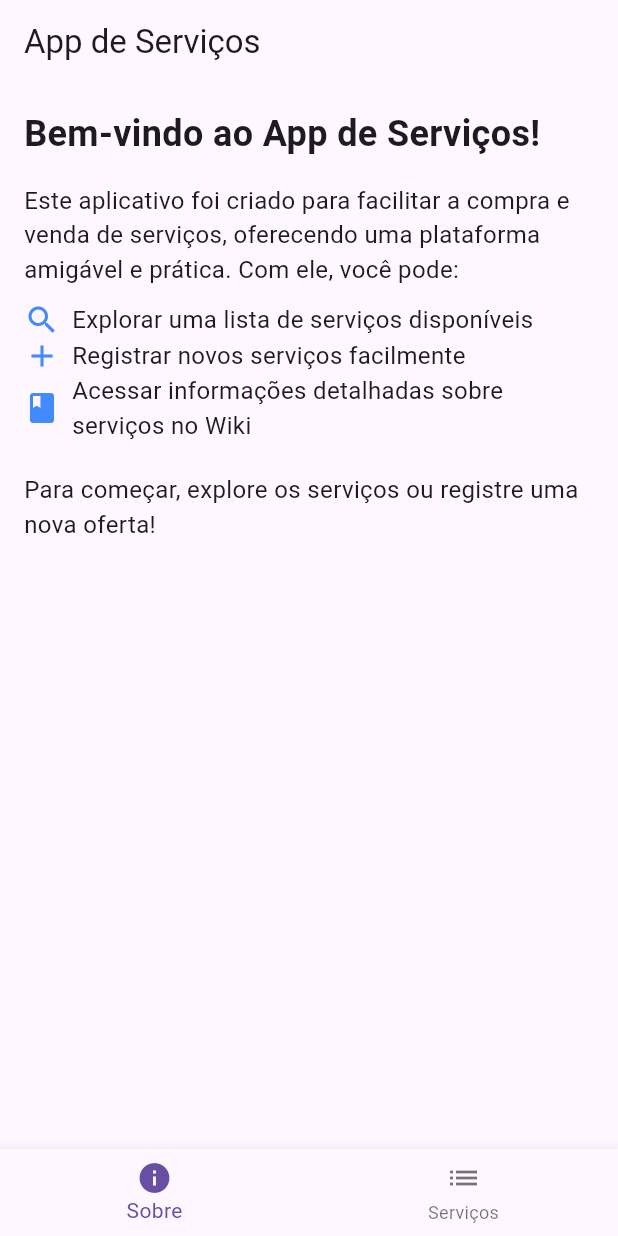
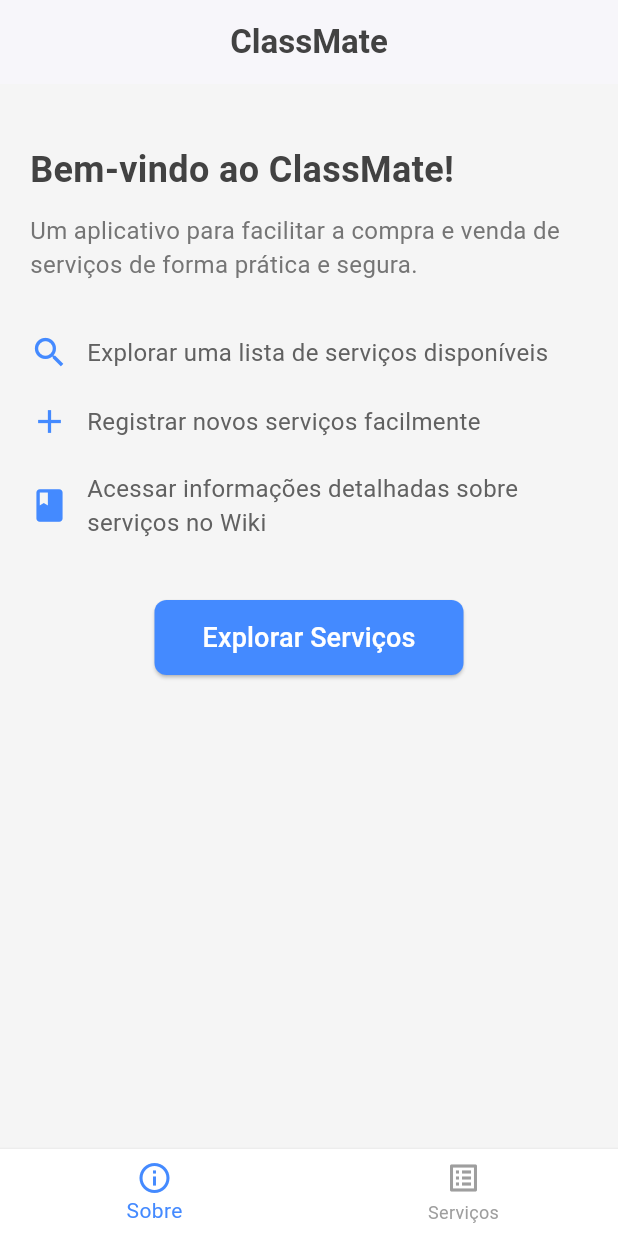
Before and after one commit to GabrielMalava/Atividade_Flutter, a Flutter app: the screen it shows after launch, on a phone screen of 412 x 824 dp. Run offline on Flutter 3.47's test engine with Material 3 defaults, Android fonts, the phone set to English and light mode, and no system bars.

Commit message:
correção

```diff
--- a/lib/models/service_model.dart
+++ b/lib/models/service_model.dart
@@ -1,24 +1,39 @@
 class ServiceModel {
-  final String id;
+  final String? id;
   final String name;
   final String description;
   final DateTime availabilityDate;
 
   ServiceModel({
-    required this.id,
+    this.id, // Agora o ID é opcional
     required this.name,
     required this.description,
     required this.availabilityDate,
   });
 
+  // Construtor para criar um objeto a partir de um JSON
   factory ServiceModel.fromJson(Map<String, dynamic> json) {
     return ServiceModel(
-      id: json['_id'] ?? 'ID indisponível', // Valor padrão para id
-      name: json['name'] ?? 'Nome indisponível', // Valor padrão para name
-      description: json['description'] ?? 'Descrição indisponível', // Valor padrão para description
-      availabilityDate: json['availabilityDate'] != null
-          ? DateTime.parse(json['availabilityDate'])
-          : DateTime.now(), // Valor padrão para availabilityDate
+      id: json['id']?.toString(), // Converte o ID para String, caso esteja presente
+      name: json['name'],
+      description: json['description'],
+      availabilityDate: DateTime.parse(json['availabilityDate']),
     );
   }
+
+  // Método para converter o objeto em JSON
+  Map<String, dynamic> toJson() {
+    // Cria o mapa e adiciona campos opcionais apenas se não forem nulos
+    final Map<String, dynamic> data = {
+      'name': name,
+      'description': description,
+      'availabilityDate': availabilityDate.toIso8601String(),
+    };
+
+    // Adiciona o campo 'id' somente se não for nulo
+    if (id != null) {
+      data['id'] = id;
+    }
+    return data;
+  }
 }
--- a/lib/screens/home_screen.dart
+++ b/lib/screens/home_screen.dart
@@ -1,7 +1,5 @@
 import 'package:flutter/material.dart';
-import '../models/class_model.dart';
 import '../services/api_service.dart';
-import 'class_detail_screen.dart';
 import 'wiki_screen.dart';
 import 'register_service_screen.dart';
 
@@ -40,26 +38,40 @@ class _HomeScreenState extends State<HomeScreen> {
   @override
   Widget build(BuildContext context) {
     return Scaffold(
-      appBar: AppBar(title: Text('App de Serviços')),
+      appBar: AppBar(
+        title: Text(
+          'ClassMate',
+          style: TextStyle(fontWeight: FontWeight.bold, fontSize: 22, color: Colors.grey[800]),
+        ),
+        centerTitle: true,
+        backgroundColor: Colors.white,
+        elevation: 1,
+        iconTheme: IconThemeData(color: Colors.grey[800]),
+      ),
       body: _screens[_selectedIndex],
       bottomNavigationBar: BottomNavigationBar(
         items: const <BottomNavigationBarItem>[
           BottomNavigationBarItem(
-            icon: Icon(Icons.info),
+            icon: Icon(Icons.info_outline),
             label: 'Sobre',
           ),
           BottomNavigationBarItem(
-            icon: Icon(Icons.list),
+            icon: Icon(Icons.list_alt),
             label: 'Serviços',
           ),
         ],
         currentIndex: _selectedIndex,
+        selectedItemColor: Colors.blueAccent,
+        unselectedItemColor: Colors.grey,
         onTap: _onItemTapped,
+        backgroundColor: Colors.white,
+        elevation: 2,
       ),
       floatingActionButton: _selectedIndex == 1
           ? FloatingActionButton(
               onPressed: () => _navigateToRegisterService(context),
-              child: Icon(Icons.add),
+              backgroundColor: Colors.blueAccent,
+              child: Icon(Icons.add, color: Colors.white),
               tooltip: 'Registrar Serviço',
             )
           : null,
@@ -70,46 +82,76 @@ class _HomeScreenState extends State<HomeScreen> {
 class HomeContent extends StatelessWidget {
   @override
   Widget build(BuildContext context) {
-    return Padding(
-      padding: EdgeInsets.all(16.0),
+    return Container(
+      color: Colors.grey[100],
+      child: Padding(
+        padding: EdgeInsets.all(20.0),
         child: Column(
           crossAxisAlignment: CrossAxisAlignment.start,
           children: [
+            SizedBox(height: 20),
             Text(
-            'Bem-vindo ao App de Serviços!',
-            style: TextStyle(fontSize: 24, fontWeight: FontWeight.bold),
+              'Bem-vindo ao ClassMate!',
+              style: TextStyle(
+                fontSize: 24,
+                fontWeight: FontWeight.w600,
+                color: Colors.grey[800],
               ),
-          SizedBox(height: 16),
+            ),
+            SizedBox(height: 12),
             Text(
-            'Este aplicativo foi criado para facilitar a compra e venda de serviços, oferecendo uma plataforma amigável e prática. Com ele, você pode:',
-            style: TextStyle(fontSize: 16),
+              'Um aplicativo para facilitar a compra e venda de serviços de forma prática e segura.',
+              style: TextStyle(fontSize: 16, color: Colors.grey[600]),
             ),
-          SizedBox(height: 10),
+            SizedBox(height: 24),
             _buildFeatureItem(Icons.search, 'Explorar uma lista de serviços disponíveis'),
             _buildFeatureItem(Icons.add, 'Registrar novos serviços facilmente'),
             _buildFeatureItem(Icons.book, 'Acessar informações detalhadas sobre serviços no Wiki'),
-          SizedBox(height: 20),
-          Text(
-            'Para começar, explore os serviços ou registre uma nova oferta!',
-            style: TextStyle(fontSize: 16),
+            SizedBox(height: 30),
+            Center(
+              child: ElevatedButton(
+                onPressed: () {
+                  Navigator.push(
+                    context,
+                    MaterialPageRoute(builder: (context) => WikiScreen()),
+                  );
+                },
+                style: ElevatedButton.styleFrom(
+                  backgroundColor: Colors.blueAccent,
+                  foregroundColor: Colors.white,
+                  padding: EdgeInsets.symmetric(horizontal: 32, vertical: 12),
+                  shape: RoundedRectangleBorder(
+                    borderRadius: BorderRadius.circular(8),
+                  ),
+                  elevation: 1,
+                ),
+                child: Text(
+                  'Explorar Serviços',
+                  style: TextStyle(fontSize: 18, fontWeight: FontWeight.w500),
+                ),
+              ),
+            ),
+          ],
+        ),
+      ),
+    );
+  }
+
+  Widget _buildFeatureItem(IconData icon, String text) {
+    return Padding(
+      padding: const EdgeInsets.symmetric(vertical: 10.0),
+      child: Row(
+        children: [
+          Icon(icon, color: Colors.blueAccent, size: 26),
+          SizedBox(width: 12),
+          Expanded(
+            child: Text(
+              text,
+              style: TextStyle(fontSize: 16, color: Colors.grey[700]),
+            ),
           ),
         ],
       ),
     );
   }
-
-  Widget _buildFeatureItem(IconData icon, String text) {
-    return Row(
-      children: [
-        Icon(icon, color: Colors.blueAccent),
-        SizedBox(width: 8),
-        Expanded(
-          child: Text(
-            text,
-            style: TextStyle(fontSize: 16),
-          ),
-        ),
-      ],
-    );
 }
-}
--- a/lib/services/api_service.dart
+++ b/lib/services/api_service.dart
@@ -1,26 +1,43 @@
+import 'dart:convert';
+import 'package:http/http.dart' as http;
 import '../models/service_model.dart';
 
 class ApiService {
-  final List<ServiceModel> _services = [
-    ServiceModel(
-      id: '1',
-      name: 'Aulas de Programação',
-      description: 'Aulas sobre Flutter e Dart para iniciantes',
-      availabilityDate: DateTime.parse('2023-12-31T00:00:00Z'),
-    ),
-    ServiceModel(
-      id: '2',
-      name: 'Aulas de Inglês',
-      description: 'Curso intensivo de inglês focado em conversação',
-      availabilityDate: DateTime.parse('2023-11-30T00:00:00Z'),
-    ),
-  ];
+  final String baseUrl = 'http://localhost:3000'; // URL base do JSON Server
 
+  // Método para buscar a lista de serviços
   Future<List<ServiceModel>> fetchServices() async {
-    return Future.value(_services);
+    final response = await http.get(Uri.parse('$baseUrl/services'));
+
+    if (response.statusCode == 200) {
+      List<dynamic> data = jsonDecode(response.body);
+      return data.map((json) => ServiceModel.fromJson(json)).toList();
+    } else {
+      throw Exception('Erro ao carregar serviços');
+    }
   }
 
-  void addService(ServiceModel service) {
-    _services.add(service);
+  // Método para adicionar um novo serviço
+  Future<ServiceModel> addService(ServiceModel service) async {
+  try {
+    final response = await http.post(
+      Uri.parse('$baseUrl/services'),
+      headers: {'Content-Type': 'application/json'},
+      body: jsonEncode(service.toJson()),
+    );
+
+    print('Status Code: ${response.statusCode}');
+    print('Response Body: ${response.body}');
+
+    if (response.statusCode == 201) {
+      return ServiceModel.fromJson(jsonDecode(response.body));
+    } else {
+      throw Exception('Erro ao adicionar serviço: ${response.body}');
+    }
+  } catch (e) {
+    print('Erro de conexão: $e');
+    throw Exception('Erro ao adicionar serviço');
   }
 }
+
+}
--- a/pubspec.yaml
+++ b/pubspec.yaml
@@ -4,7 +4,7 @@ publish_to: 'none'
 version: 1.0.0+1
 
 environment:
-  sdk: ^3.5.2
+  sdk: ">=2.17.0 <3.0.0"  # Verifique a versão SDK do seu Flutter aqui
 
 dependencies:
   flutter:
@@ -17,7 +17,7 @@ dependencies:
 dev_dependencies:
   flutter_test:
     sdk: flutter
-  flutter_lints: ^4.0.0
+  flutter_lints: ^2.0.0
 
 flutter:
   uses-material-design: true
```
Also changed, not shown: db.json (added, +28 -0 lines), lib/screens/register_service_screen.dart (+10 -26 lines), lib/screens/wiki_screen.dart (+4 -3 lines), pubspec.lock. Lines whose indentation alone changed are shown as unchanged.
